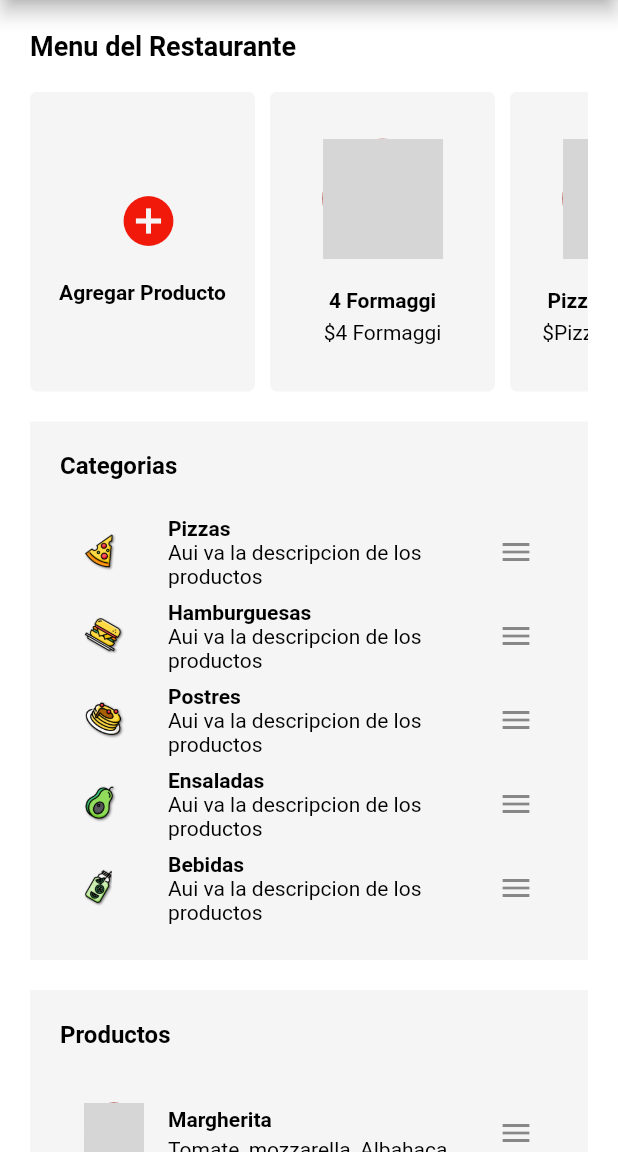
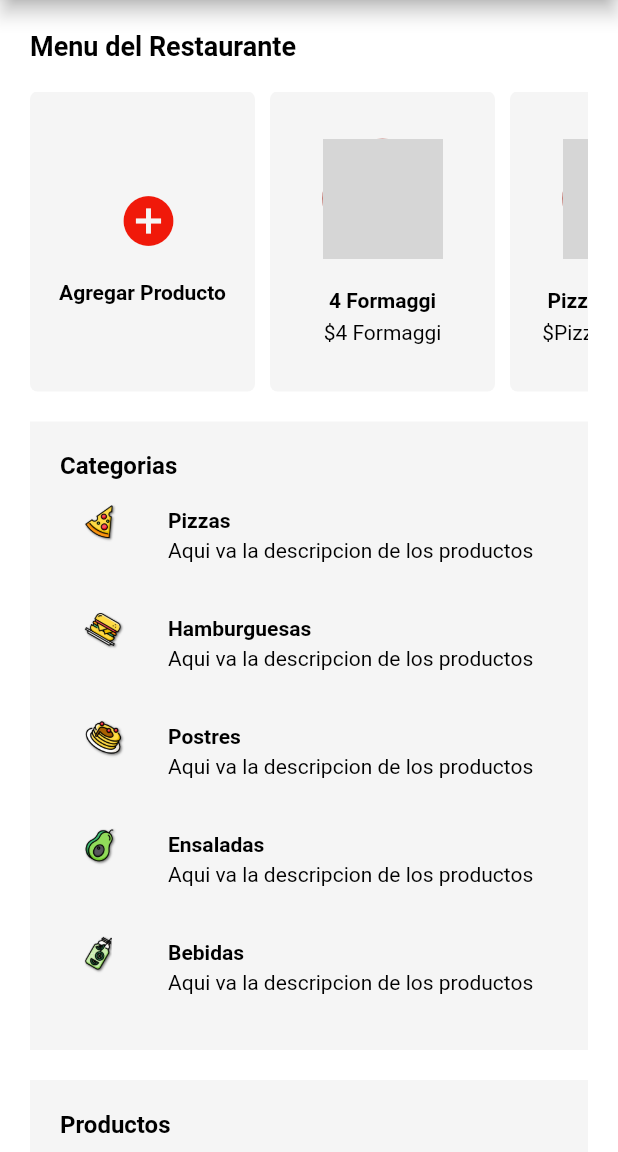
Before and after one commit to lbarria77/paneladministrativoweb, a Flutter app: the screen it shows after launch, on a phone screen of 412 x 824 dp, the part 84-1236 px from its top. Run offline on Flutter 3.47's test engine with Material 2 defaults, Android fonts, the phone set to English and light mode, and no system bars; our stand-ins replace bloc, equatable, flutter_bloc; network calls fail; Roboto replaces fonts that are missing (Futura); grey boxes are pictures that could not be loaded.

Commit message:
Blocs Category y Products agregados

```diff
--- /dev/null
+++ b/lib/blocs/category/category_event.dart
@@ -0,0 +1,41 @@
+part of 'category_bloc.dart';
+
+abstract class CategoryEvent extends Equatable {
+  const CategoryEvent();
+
+  @override
+  List<Object?> get props => [];
+}
+
+class LoadCategories extends CategoryEvent {
+  final List<Category> categories;
+
+  const LoadCategories({
+    this.categories = const <Category>[],
+  });
+
+  @override
+  List<Object?> get props => [categories];
+}
+
+class SelectCategory extends CategoryEvent {
+  final Category? category;
+
+  const SelectCategory(this.category);
+
+  @override
+  List<Object?> get props => [category];
+}
+
+class SortCategories extends CategoryEvent {
+  final int oldIndex;
+  final int newIndex;
+
+  const SortCategories({
+    required this.oldIndex,
+    required this.newIndex,
+  });
+
+  @override
+  List<Object?> get props => [oldIndex, newIndex];
+}
--- /dev/null
+++ b/lib/blocs/category/category_state.dart
@@ -0,0 +1,23 @@
+part of 'category_bloc.dart';
+
+abstract class CategoryState extends Equatable {
+  const CategoryState();
+
+  @override
+  List<Object?> get props => [];
+}
+
+class CategoryLoading extends CategoryState {}
+
+class CategoryLoaded extends CategoryState {
+  final List<Category> categories;
+  final Category? selectedCategory;
+
+  const CategoryLoaded({
+    this.categories = const <Category>[],
+    this.selectedCategory,
+  });
+
+  @override
+  List<Object?> get props => [categories, selectedCategory];
+}
--- /dev/null
+++ b/lib/blocs/product/product_bloc.dart
@@ -0,0 +1,103 @@
+import 'dart:async';
+
+import 'package:bloc/bloc.dart';
+import 'package:equatable/equatable.dart';
+import 'package:foodme_backend/blocs/category/category_bloc.dart';
+import 'package:foodme_backend/models/category_model.dart';
+import 'package:foodme_backend/models/product_model.dart';
+
+
+part 'product_event.dart';
+part 'product_state.dart';
+
+class ProductBloc extends Bloc<ProductEvent, ProductState> {
+  final CategoryBloc _categoryBloc;
+  StreamSubscription? _categorySubscription;
+
+  ProductBloc({required CategoryBloc categoryBloc})
+      : _categoryBloc = categoryBloc,
+        super(ProductLoading()) {
+    on<LoadProducts>(_onLoadProducts);
+    on<AddProduct>(_onAddProduct);
+    on<UpdateProducts>(_onUpdateProducts);
+    on<SortProducts>(_onSortProducts);
+
+    _categorySubscription = _categoryBloc.stream.listen((state) {
+      if (state is CategoryLoaded && state.selectedCategory != null) {
+        add(
+          UpdateProducts(
+            category: (state.selectedCategory!),
+          ),
+        );
+      } else {}
+    });
+  }
+
+  void _onLoadProducts(
+    LoadProducts event,
+    Emitter<ProductState> emit,
+  ) async {
+    await Future<void>.delayed(const Duration(seconds: 1));
+    emit(ProductLoaded(products: event.products));
+  }
+
+  void _onAddProduct(
+    AddProduct event,
+    Emitter<ProductState> emit,
+  ) {
+    if (state is ProductLoaded) {
+      print('Adding Product');
+      emit(
+        ProductLoaded(
+          products: List.from((state as ProductLoaded).products)
+            ..add(event.product),
+        ),
+      );
+      print(state);
+    }
+  }
+
+  void _onUpdateProducts(
+    UpdateProducts event,
+    Emitter<ProductState> emit,
+  ) async {
+    emit(ProductLoading());
+    await Future<void>.delayed(const Duration(seconds: 1));
+
+    List<Product> filteredProducts = Product.products
+        .where((product) => product.category == event.category.name)
+        .toList();
+
+    emit(ProductLoaded(products: filteredProducts));
+  }
+
+  void _onSortProducts(
+    SortProducts event,
+    Emitter<ProductState> emit,
+  ) async {
+    final state = this.state as ProductLoaded;
+    emit(ProductLoading());
+    await Future<void>.delayed(const Duration(seconds: 1));
+
+    int newIndex =
+        (event.newIndex > event.oldIndex) ? event.newIndex - 1 : event.newIndex;
+
+    try {
+      Product selectedProduct = state.products[event.oldIndex];
+
+      List<Product> sortedProducts = List.from(state.products)
+        ..remove(selectedProduct)
+        ..insert(newIndex, selectedProduct);
+
+      emit(
+        ProductLoaded(products: sortedProducts),
+      );
+    } catch (_) {}
+  }
+
+  @override
+  Future<void> close() async {
+    _categorySubscription?.cancel();
+    super.close();
+  }
+}
--- /dev/null
+++ b/lib/blocs/product/product_event.dart
@@ -0,0 +1,48 @@
+part of 'product_bloc.dart';
+
+abstract class ProductEvent extends Equatable {
+  const ProductEvent();
+
+  @override
+  List<Object> get props => [];
+}
+
+class LoadProducts extends ProductEvent {
+  final List<Product> products;
+
+  const LoadProducts({this.products = const <Product>[]});
+
+  @override
+  List<Object> get props => [products];
+}
+
+class AddProduct extends ProductEvent {
+  final Product product;
+
+  const AddProduct({required this.product});
+
+  @override
+  List<Object> get props => [product];
+}
+
+class UpdateProducts extends ProductEvent {
+  final Category category;
+
+  const UpdateProducts({required this.category});
+
+  @override
+  List<Object> get props => [category];
+}
+
+class SortProducts extends ProductEvent {
+  final int oldIndex;
+  final int newIndex;
+
+  const SortProducts({
+    required this.oldIndex,
+    required this.newIndex,
+  });
+
+  @override
+  List<Object> get props => [oldIndex, newIndex];
+}
--- /dev/null
+++ b/lib/blocs/product/product_state.dart
@@ -0,0 +1,19 @@
+part of 'product_bloc.dart';
+
+abstract class ProductState extends Equatable {
+  const ProductState();
+
+  @override
+  List<Object> get props => [];
+}
+
+class ProductLoading extends ProductState {}
+
+class ProductLoaded extends ProductState {
+  final List<Product> products;
+
+  const ProductLoaded({this.products = const <Product>[]});
+
+  @override
+  List<Object> get props => [products];
+}
--- a/lib/main.dart
+++ b/lib/main.dart
@@ -1,5 +1,11 @@
 import 'package:flutter/material.dart';
+import 'package:flutter_bloc/flutter_bloc.dart';
+
+import 'package:foodme_backend/blocs/category/category_bloc.dart';
+import 'package:foodme_backend/blocs/product/product_bloc.dart';
 import 'package:foodme_backend/config/theme.dart';
+import 'package:foodme_backend/models/category_model.dart';
+import 'package:foodme_backend/models/model.dart';
 
 import 'screens/menu/menu_screen.dart';
 
@@ -10,7 +16,19 @@ class MyApp extends StatelessWidget {
 
   @override
   Widget build(BuildContext context) {
-    return MaterialApp(
+    return MultiBlocProvider(
+        providers: [
+          BlocProvider(
+            create: (context) => CategoryBloc()
+              ..add(LoadCategories(categories: Category.categories)),
+          ),
+          BlocProvider(
+            create: (context) => ProductBloc(
+                categoryBloc: BlocProvider.of<CategoryBloc>(context))
+              ..add(LoadProducts(products: Product.products)),
+          ),
+        ],
+        child: MaterialApp(
           debugShowCheckedModeBanner: false,
           title: 'Foodme Backend',
           theme: theme(),
@@ -20,6 +38,6 @@ class MyApp extends StatelessWidget {
             // '/dash': (context) => const DashboardScreen(),
             // '/opening-hours': (context) => const OpeningHoursScreen(),
           },
-    );
+        ));
   }
 }
--- a/lib/models/category_model.dart
+++ b/lib/models/category_model.dart
@@ -48,35 +48,35 @@ class Category extends Equatable {
     const Category(
       id: '1',
       name: 'Pizzas',
-      description: 'Aui va la descripcion de los productos',
+      description: 'Aqui va la descripcion de los productos',
       imageUrl: 'assets/pizza.png',
       index: 0,
     ),
     const Category(
       id: '2',
       name: 'Hamburguesas',
-      description: 'Aui va la descripcion de los productos',
+      description: 'Aqui va la descripcion de los productos',
       imageUrl: 'assets/burger.png',
       index: 1,
     ),
     const Category(
       id: '3',
       name: 'Postres',
-      description: 'Aui va la descripcion de los productos',
+      description: 'Aqui va la descripcion de los productos',
       imageUrl: 'assets/pancake.png',
       index: 2,
     ),
     const Category(
       id: '4',
       name: 'Ensaladas',
-      description: 'Aui va la descripcion de los productos',
+      description: 'Aqui va la descripcion de los productos',
       imageUrl: 'assets/avocado.png',
       index: 3,
     ),
     const Category(
       id: '5',
       name: 'Bebidas',
-      description: 'Aui va la descripcion de los productos',
+      description: 'Aqui va la descripcion de los productos',
       imageUrl: 'assets/juice.png',
       index: 4,
     ),
--- a/lib/screens/menu/menu_screen.dart
+++ b/lib/screens/menu/menu_screen.dart
@@ -1,8 +1,11 @@
 import 'package:flutter/material.dart';
+import 'package:flutter_bloc/flutter_bloc.dart';
+import 'package:foodme_backend/blocs/product/product_bloc.dart';
 import 'package:foodme_backend/config/responsive.dart';
 
 import 'package:foodme_backend/widgets/widgets.dart';
 
+import '../../blocs/category/category_bloc.dart';
 import '../../models/model.dart';
 
 class MenuScreen extends StatelessWidget {
@@ -77,8 +80,14 @@ class MenuScreen extends StatelessWidget {
                         minHeight: 75.0,
                       ),
                       color: Theme.of(context).primaryColor,
-                      child: const Text(
-                        'Banners Aqui',
+                      child: Center(
+                        child: Text(
+                          'Banners Aqui',
+                          style:
+                              Theme.of(context).textTheme.headline5!.copyWith(
+                                    color: Colors.white,
+                                  ),
+                        ),
                       ),
                     ),
                   ],
@@ -95,7 +104,10 @@ class MenuScreen extends StatelessWidget {
                       right: 20.0,
                     ),
                     color: Theme.of(context).backgroundColor,
-                    child: const Center(child: Text('Banners Aqui')),
+                    child: const Center(
+                        child: Text(
+                      'Banners Aqui',
+                    )),
                   ),
                 )
               : const SizedBox(),
@@ -115,12 +127,42 @@ class MenuScreen extends StatelessWidget {
             'Categorias',
             style: Theme.of(context).textTheme.headline4,
           ),
-          const SizedBox(height: 20.0),
-          ...Category.categories.map(
-            (category) {
-              return CategoryListTile(category: category);
+          BlocBuilder<CategoryBloc, CategoryState>(
+            builder: (context, state) {
+              if (state is CategoryLoading) {
+                return Center(
+                  child: CircularProgressIndicator(
+                    color: Theme.of(context).primaryColor,
+                  ),
+                );
+              }
+              if (state is CategoryLoaded) {
+                return ReorderableListView(
+                    shrinkWrap: true,
+                    children: [
+                      for (int index = 0;
+                          index < state.categories.length;
+                          index++)
+                        CategoryListTile(
+                          category: state.categories[index],
+                          onTap: () {
+                            // Click to select the category
+                            context
+                                .read<CategoryBloc>()
+                                .add(SelectCategory(state.categories[index]));
+                          },
+                          key: ValueKey(state.categories[index].id),
+                        ),
+                    ],
+                    onReorder: (oldIndex, newIndex) {
+                      context.read<CategoryBloc>().add(SortCategories(
+                          oldIndex: oldIndex, newIndex: newIndex));
+                    });
+              } else {
+                return const Text('Ha ocurrido un error');
+              }
             },
-          ).toList()
+          ),
         ],
       ),
     );
@@ -138,13 +180,46 @@ class MenuScreen extends StatelessWidget {
             style: Theme.of(context).textTheme.headline4,
           ),
           const SizedBox(height: 20.0),
-          ...Product.products.map(
-            (product) {
-              return ProductListTile(
-                product: product,
-              );
+          BlocBuilder<ProductBloc, ProductState>(
+            builder: (context, state) {
+              if (state is ProductLoading) {
+                return Center(
+                  child: CircularProgressIndicator(
+                    color: Theme.of(context).primaryColor,
+                  ),
+                );
+              }
+              if (state is ProductLoaded) {
+                return ReorderableListView(
+                    shrinkWrap: true,
+                    children: [
+                      for (int index = 0;
+                          index < state.products.length;
+                          index++)
+                        ProductListTile(
+                          product: state.products[index],
+                          onTap: () {
+                            // Click to select the category
+                          },
+                          key: ValueKey(state.products[index].id),
+                        ),
+                    ],
+                    onReorder: (oldIndex, newIndex) {
+                      context.read<ProductBloc>().add(
+                          SortProducts(oldIndex: oldIndex, newIndex: newIndex));
+                    });
+              } else {
+                return const Text('Ha ocurrido un error');
+              }
             },
-          ).toList()
+          ),
+          // ...Product.products.map(
+          //   (product) {
+          //     return ProductListTile(
+          //       product: product,
+          //     );
+          //   },
+          // ).toList()
         ],
       ),
     );
--- a/lib/widgets/category_listtile.dart
+++ b/lib/widgets/category_listtile.dart
@@ -3,14 +3,17 @@ import 'package:foodme_backend/models/category_model.dart';
 
 class CategoryListTile extends StatelessWidget {
   final Category category;
+  final Function()? onTap;
   const CategoryListTile({
     Key? key,
     required this.category,
+    required this.onTap,
   }) : super(key: key);
 
   @override
   Widget build(BuildContext context) {
     return ListTile(
+      onTap: onTap,
       leading: Image.asset(
         category.imageUrl,
         height: 25.0,
@@ -23,7 +26,7 @@ class CategoryListTile extends StatelessWidget {
         category.description,
         style: Theme.of(context).textTheme.headline6,
       ),
-      trailing: const Icon(Icons.menu),
+      // trailing: const Icon(Icons.menu),
     );
   }
 }
--- a/lib/widgets/product_listtile.dart
+++ b/lib/widgets/product_listtile.dart
@@ -4,14 +4,17 @@ import '../models/model.dart';
 
 class ProductListTile extends StatelessWidget {
   final Product product;
+  final Function()? onTap;
   const ProductListTile({
     Key? key,
     required this.product,
+    required this.onTap,
   }) : super(key: key);
 
   @override
   Widget build(BuildContext context) {
     return ListTile(
+      onTap: onTap,
       leading: CircleAvatar(
           backgroundImage: NetworkImage(
         product.imageUrl,
@@ -24,7 +27,7 @@ class ProductListTile extends StatelessWidget {
         product.description,
         style: Theme.of(context).textTheme.headline6,
       ),
-      trailing: const Icon(Icons.menu),
+      // trailing: const Icon(Icons.menu),
     );
   }
 }
```
Also changed, not shown: lib/blocs/category/category_bloc.dart (added, +52 -0 lines), pubspec.yaml (+1 -6 lines), pubspec.lock, 1 other file. Lines whose indentation alone changed are shown as unchanged.
